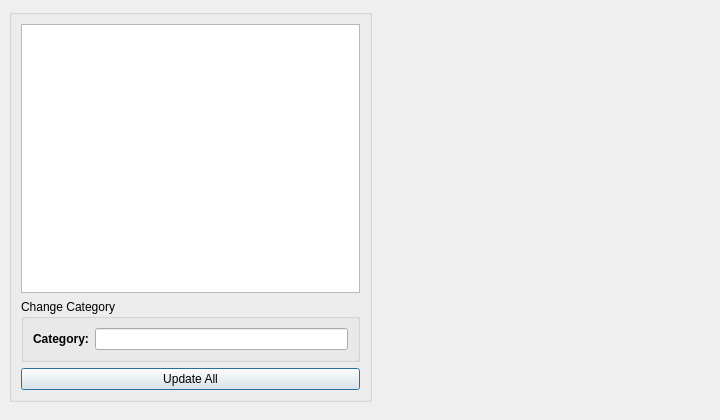
Old version of the form TrackerGUI/traywindow.ui in the repository Mysjkin/ActiveWindowTracker.
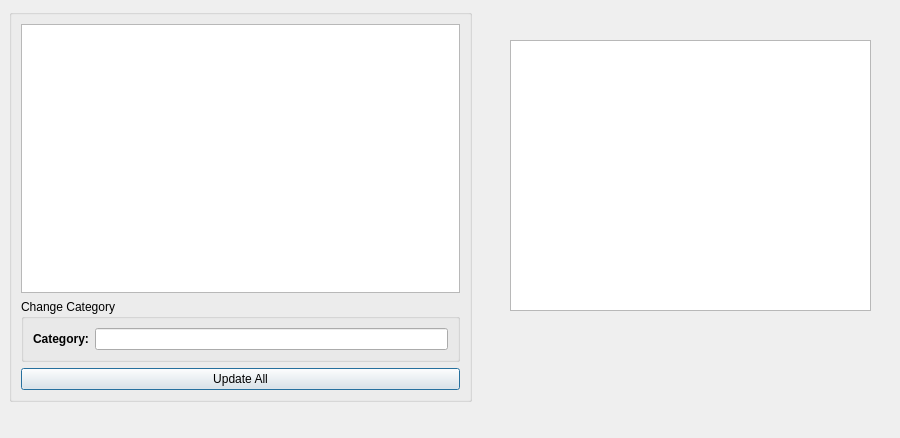
New version of the form.

What changed in the file:
```diff
--- a/TrackerGUI/traywindow.ui
+++ b/TrackerGUI/traywindow.ui
@@ -6,8 +6,8 @@
    <rect>
     <x>0</x>
     <y>0</y>
-    <width>720</width>
-    <height>420</height>
+    <width>900</width>
+    <height>438</height>
    </rect>
   </property>
   <property name="windowTitle">
@@ -18,7 +18,7 @@
     <rect>
      <x>0</x>
      <y>0</y>
-     <width>381</width>
+     <width>481</width>
      <height>411</height>
     </rect>
    </property>
@@ -101,6 +101,16 @@
     </item>
    </layout>
   </widget>
+  <widget class="QGraphicsView" name="graphicsView">
+   <property name="geometry">
+    <rect>
+     <x>510</x>
+     <y>40</y>
+     <width>361</width>
+     <height>271</height>
+    </rect>
+   </property>
+  </widget>
  </widget>
  <resources/>
  <connections/>
```
